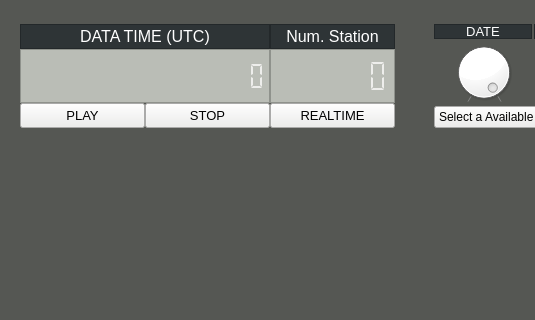
This is mainwindow.ui in hayoungdaddy/RTICOM_MINI as Qt 5 draws it before an edit; both pictures show x 0 to 535 and y 0 to 320 of the 854 by 930 pixel window. The edited form follows.
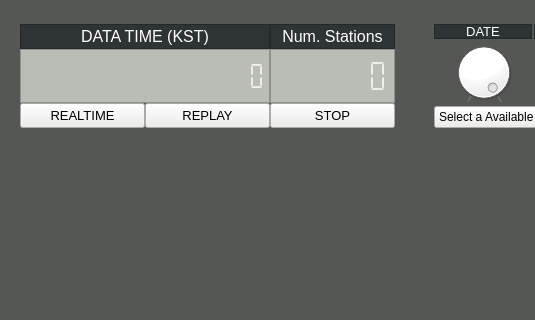
This is the edited form.

```diff
--- a/mainwindow.ui
+++ b/mainwindow.ui
@@ -85,36 +85,6 @@
           <property name="spacing">
            <number>0</number>
           </property>
-          <item row="4" column="2">
-           <widget class="QPushButton" name="currentPB">
-            <property name="minimumSize">
-             <size>
-              <width>125</width>
-              <height>25</height>
-             </size>
-            </property>
-            <property name="maximumSize">
-             <size>
-              <width>125</width>
-              <height>25</height>
-             </size>
-            </property>
-            <property name="font">
-             <font>
-              <pointsize>10</pointsize>
-             </font>
-            </property>
-            <property name="styleSheet">
-             <string notr="true">background-color: rgb(238, 238, 236);</string>
-            </property>
-            <property name="text">
-             <string>REALTIME</string>
-            </property>
-            <property name="flat">
-             <bool>false</bool>
-            </property>
-           </widget>
-          </item>
           <item row="2" column="2">
            <widget class="QLabel" name="label_6">
             <property name="minimumSize">
@@ -143,40 +113,13 @@
              <enum>QFrame::StyledPanel</enum>
             </property>
             <property name="text">
-             <string>Num. Station</string>
+             <string>Num. Stations</string>
             </property>
             <property name="alignment">
              <set>Qt::AlignCenter</set>
             </property>
            </widget>
           </item>
-          <item row="4" column="0">
-           <widget class="QPushButton" name="playPB">
-            <property name="minimumSize">
-             <size>
-              <width>125</width>
-              <height>25</height>
-             </size>
-            </property>
-            <property name="maximumSize">
-             <size>
-              <width>125</width>
-              <height>25</height>
-             </size>
-            </property>
-            <property name="font">
-             <font>
-              <pointsize>10</pointsize>
-             </font>
-            </property>
-            <property name="styleSheet">
-             <string notr="true">background-color: rgb(238, 238, 236);</string>
-            </property>
-            <property name="text">
-             <string>PLAY</string>
-            </property>
-           </widget>
-          </item>
           <item row="3" column="0" colspan="2">
            <widget class="QLCDNumber" name="dataTimeLCD">
             <property name="maximumSize">
@@ -212,68 +155,6 @@
             </property>
            </widget>
           </item>
-          <item row="2" column="0" colspan="2">
-           <widget class="QLabel" name="label_5">
-            <property name="minimumSize">
-             <size>
-              <width>0</width>
-              <height>25</height>
-             </size>
-            </property>
-            <property name="maximumSize">
-             <size>
-              <width>16777215</width>
-              <height>25</height>
-             </size>
-            </property>
-            <property name="font">
-             <font>
-              <pointsize>12</pointsize>
-             </font>
-            </property>
-            <property name="styleSheet">
-             <string notr="true">background-color: rgb(46, 52, 54);
-color:rgb(255, 255, 255);
-</string>
-            </property>
-            <property name="frameShape">
-             <enum>QFrame::StyledPanel</enum>
-            </property>
-            <property name="text">
-             <string>DATA TIME (UTC)</string>
-            </property>
-            <property name="alignment">
-             <set>Qt::AlignCenter</set>
-            </property>
-           </widget>
-          </item>
-          <item row="4" column="1">
-           <widget class="QPushButton" name="stopPB">
-            <property name="minimumSize">
-             <size>
-              <width>125</width>
-              <height>25</height>
-             </size>
-            </property>
-            <property name="maximumSize">
-             <size>
-              <width>125</width>
-              <height>25</height>
-             </size>
-            </property>
-            <property name="font">
-             <font>
-              <pointsize>10</pointsize>
-             </font>
-            </property>
-            <property name="styleSheet">
-             <string notr="true">background-color: rgb(238, 238, 236);</string>
-            </property>
-            <property name="text">
-             <string>STOP</string>
-            </property>
-           </widget>
-          </item>
           <item row="3" column="2">
            <widget class="QLCDNumber" name="numStaLCD">
             <property name="maximumSize">
@@ -322,6 +203,125 @@
             </property>
            </spacer>
           </item>
+          <item row="2" column="0" colspan="2">
+           <widget class="QLabel" name="label_5">
+            <property name="minimumSize">
+             <size>
+              <width>0</width>
+              <height>25</height>
+             </size>
+            </property>
+            <property name="maximumSize">
+             <size>
+              <width>16777215</width>
+              <height>25</height>
+             </size>
+            </property>
+            <property name="font">
+             <font>
+              <pointsize>12</pointsize>
+             </font>
+            </property>
+            <property name="styleSheet">
+             <string notr="true">background-color: rgb(46, 52, 54);
+color:rgb(255, 255, 255);
+</string>
+            </property>
+            <property name="frameShape">
+             <enum>QFrame::StyledPanel</enum>
+            </property>
+            <property name="text">
+             <string>DATA TIME (KST)</string>
+            </property>
+            <property name="alignment">
+             <set>Qt::AlignCenter</set>
+            </property>
+           </widget>
+          </item>
+          <item row="4" column="2">
+           <widget class="QPushButton" name="stopPB">
+            <property name="minimumSize">
+             <size>
+              <width>125</width>
+              <height>25</height>
+             </size>
+            </property>
+            <property name="maximumSize">
+             <size>
+              <width>125</width>
+              <height>25</height>
+             </size>
+            </property>
+            <property name="font">
+             <font>
+              <pointsize>10</pointsize>
+             </font>
+            </property>
+            <property name="styleSheet">
+             <string notr="true">background-color: rgb(238, 238, 236);</string>
+            </property>
+            <property name="text">
+             <string>STOP</string>
+            </property>
+           </widget>
+          </item>
+          <item row="4" column="1">
+           <widget class="QPushButton" name="playPB">
+            <property name="minimumSize">
+             <size>
+              <width>125</width>
+              <height>25</height>
+             </size>
+            </property>
+            <property name="maximumSize">
+             <size>
+              <width>125</width>
+              <height>25</height>
+             </size>
+            </property>
+            <property name="font">
+             <font>
+              <pointsize>10</pointsize>
+             </font>
+            </property>
+            <property name="styleSheet">
+             <string notr="true">background-color: rgb(238, 238, 236);</string>
+            </property>
+            <property name="text">
+             <string>REPLAY</string>
+            </property>
+           </widget>
+          </item>
+          <item row="4" column="0">
+           <widget class="QPushButton" name="realtimePB">
+            <property name="minimumSize">
+             <size>
+              <width>125</width>
+              <height>25</height>
+             </size>
+            </property>
+            <property name="maximumSize">
+             <size>
+              <width>125</width>
+              <height>25</height>
+             </size>
+            </property>
+            <property name="font">
+             <font>
+              <pointsize>10</pointsize>
+             </font>
+            </property>
+            <property name="styleSheet">
+             <string notr="true">background-color: rgb(238, 238, 236);</string>
+            </property>
+            <property name="text">
+             <string>REALTIME</string>
+            </property>
+            <property name="flat">
+             <bool>false</bool>
+            </property>
+           </widget>
+          </item>
          </layout>
         </item>
         <item>
```
